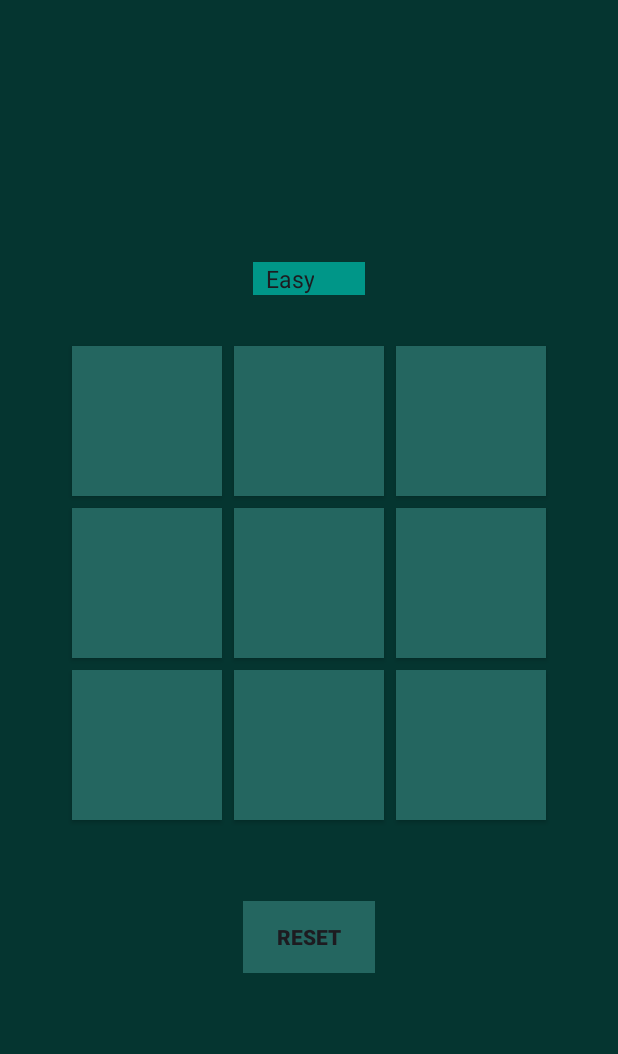
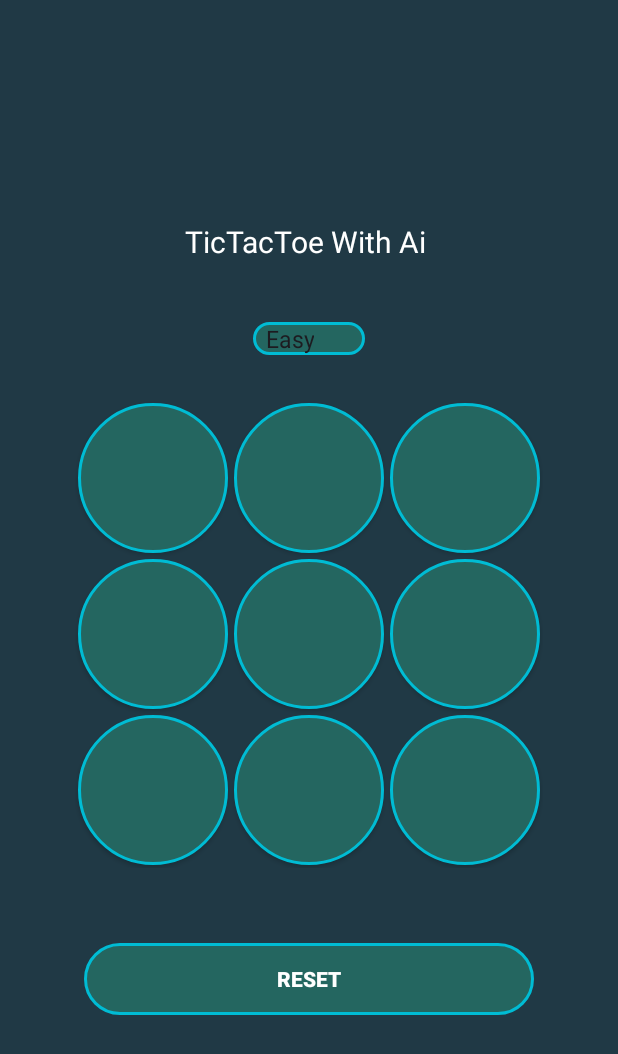
Before and after one commit to Uzair42/AI_minimax_TicTacToe, an Android app: the screen it shows after launch (MainActivity), on a phone screen of 412 x 824 dp. Shown: the top 1054 px of the screen. Run offline under Robolectric (Android 15) with nearby library versions, the phone set to English and light mode, and no system bars.

Commit message:
changeicon _TicTackToe Game Using Ai Minimax

```diff
--- a/app/src/main/AndroidManifest.xml
+++ b/app/src/main/AndroidManifest.xml
@@ -6,9 +6,9 @@
         android:allowBackup="true"
         android:dataExtractionRules="@xml/data_extraction_rules"
         android:fullBackupContent="@xml/backup_rules"
-        android:icon="@mipmap/app_icon_gemini"
+        android:icon="@mipmap/icon"
         android:label="@string/app_name"
-        android:roundIcon="@mipmap/app_icon_gemini"
+        android:roundIcon="@mipmap/icon"
         android:supportsRtl="true"
         android:theme="@style/Theme.TickTac"
         tools:targetApi="31">
--- /dev/null
+++ b/app/src/main/res/drawable/button.xml
@@ -0,0 +1,9 @@
+<?xml version="1.0" encoding="utf-8"?>
+<shape xmlns:android="http://schemas.android.com/apk/res/android">
+
+    <corners android:radius="100dp"/>
+    <solid android:color="@color/aqua"/>
+    <stroke android:color="#00BCD4" android:width="2dp"/>
+
+
+</shape>
--- a/app/src/main/res/layout/activity_main.xml
+++ b/app/src/main/res/layout/activity_main.xml
@@ -3,21 +3,34 @@
     android:layout_width="match_parent"
     android:layout_height="match_parent"
     android:orientation="vertical"
+
     android:gravity="center"
     android:padding="16dp"
 
-    android:background="@color/dark_aqua"
+    android:background="#203945"
     >
+    <TextView
+        android:layout_width="wrap_content"
+        android:layout_height="wrap_content"
+        android:text="TicTacToe With Ai "
+        android:textColor="@color/white"
+        android:textSize="20dp"
+        android:layout_marginBottom="40dp"/>
 
     <Spinner
         android:id="@+id/difficultySpinner"
         android:layout_width="wrap_content"
 
 
+
+
+
         android:layout_height="wrap_content"
         android:layout_gravity="center"
         android:layout_marginBottom="30dp"
-        android:background="#009688"
+        android:background="@drawable/button"
+        android:tooltipText="Select Game Level"
+
 
 
         android:entries="@array/difficulty_levels"
@@ -30,26 +43,27 @@
         android:columnCount="3"
         android:rowCount="3">
 
-        <androidx.appcompat.widget.AppCompatButton android:id="@+id/btn00" style="@style/TicButton"/>
-        <androidx.appcompat.widget.AppCompatButton android:id="@+id/btn01" style="@style/TicButton"/>
-        <androidx.appcompat.widget.AppCompatButton android:id="@+id/btn02" style="@style/TicButton"/>
-        <androidx.appcompat.widget.AppCompatButton android:id="@+id/btn10" style="@style/TicButton"/>
-        <androidx.appcompat.widget.AppCompatButton android:id="@+id/btn11" style="@style/TicButton"/>
-        <androidx.appcompat.widget.AppCompatButton android:id="@+id/btn12" style="@style/TicButton"/>
-        <androidx.appcompat.widget.AppCompatButton android:id="@+id/btn20" style="@style/TicButton"/>
-        <androidx.appcompat.widget.AppCompatButton android:id="@+id/btn21" style="@style/TicButton"/>
-        <androidx.appcompat.widget.AppCompatButton android:id="@+id/btn22" style="@style/TicButton"/>
+        <androidx.appcompat.widget.AppCompatButton android:id="@+id/btn00" style="@style/TicButton" android:background="@drawable/button"/>
+        <androidx.appcompat.widget.AppCompatButton android:id="@+id/btn01" style="@style/TicButton" android:background="@drawable/button"/>
+        <androidx.appcompat.widget.AppCompatButton android:id="@+id/btn02" style="@style/TicButton" android:background="@drawable/button"/>
+        <androidx.appcompat.widget.AppCompatButton android:id="@+id/btn10" style="@style/TicButton" android:background="@drawable/button"/>
+        <androidx.appcompat.widget.AppCompatButton android:id="@+id/btn11" style="@style/TicButton" android:background="@drawable/button"/>
+        <androidx.appcompat.widget.AppCompatButton android:id="@+id/btn12" style="@style/TicButton" android:background="@drawable/button"/>
+        <androidx.appcompat.widget.AppCompatButton android:id="@+id/btn20" style="@style/TicButton" android:background="@drawable/button"/>
+        <androidx.appcompat.widget.AppCompatButton android:id="@+id/btn21" style="@style/TicButton" android:background="@drawable/button"/>
+        <androidx.appcompat.widget.AppCompatButton android:id="@+id/btn22" style="@style/TicButton" android:background="@drawable/button"/>
 
     </GridLayout>
 
     <androidx.appcompat.widget.AppCompatButton
         android:id="@+id/btnReset"
         style="@style/Widget.AppCompat.Button.Borderless"
-        android:layout_width="wrap_content"
+        android:layout_width="300dp"
         android:layout_height="wrap_content"
-        android:background="@color/aqua"
+        android:background="@drawable/button"
         android:text="Reset"
         android:textStyle="bold"
+        android:textColor="@color/white"
 
         android:layout_marginTop="50dp" />
 
--- a/app/src/main/res/values/styles.xml
+++ b/app/src/main/res/values/styles.xml
@@ -4,6 +4,7 @@
         <item name="android:layout_height">100dp</item>
         <item name="android:textSize">28sp</item>
         <item name="android:background">@color/aqua</item>
-        <item name="android:layout_margin">4dp</item>
+
+        <item name="android:layout_margin">2dp</item>
     </style>
 </resources>
```
